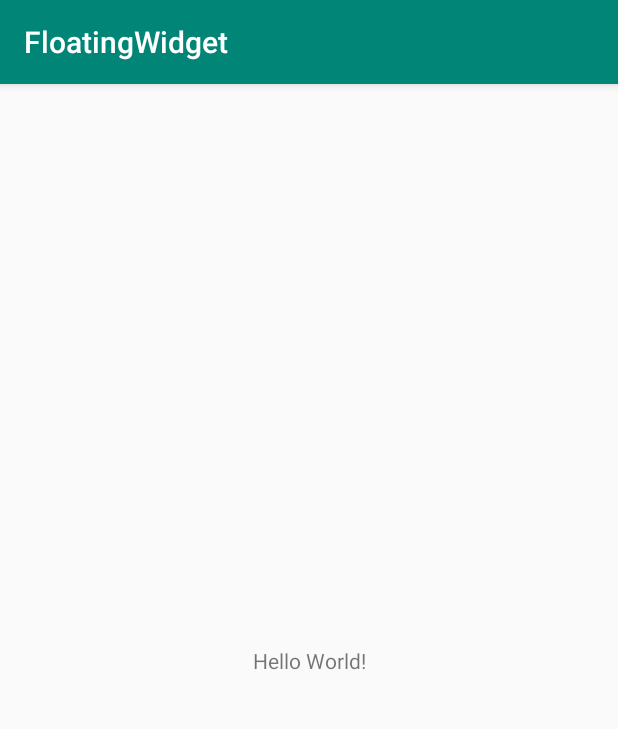
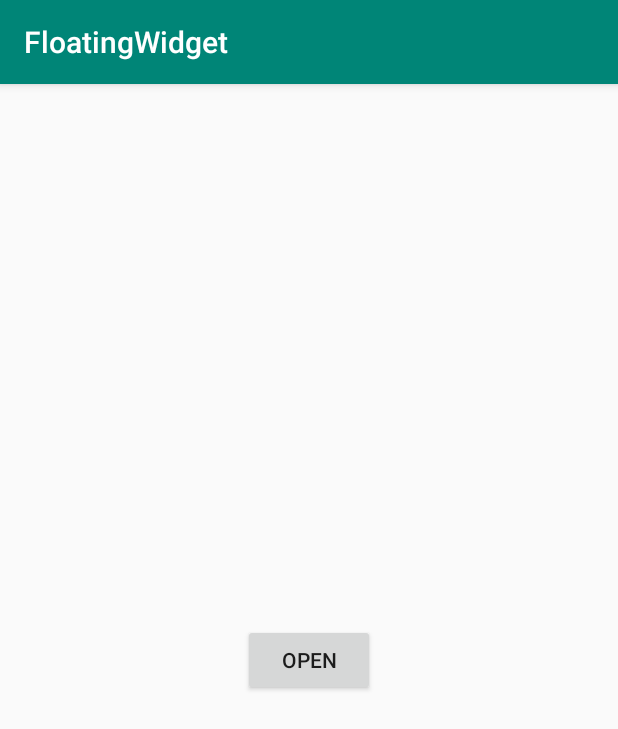
Before and after one commit to Mustufa786/FloatingWidget, an Android app: the screen it shows after launch (MainActivity), on a phone screen of 412 x 824 dp. Shown: the top 729 px of the screen. Run offline under Robolectric (Android 15) with nearby library versions, the phone set to English and light mode, and no system bars.

Commit message:
feature done

```diff
--- a/app/src/main/java/com/codixlab/floatingwidget/MainActivity.java
+++ b/app/src/main/java/com/codixlab/floatingwidget/MainActivity.java
@@ -1,13 +1,67 @@
 package com.codixlab.floatingwidget;
 
+import android.content.Intent;
+import android.net.Uri;
+import android.os.Build;
+import android.provider.Settings;
+import android.support.annotation.Nullable;
 import android.support.v7.app.AppCompatActivity;
 import android.os.Bundle;
+import android.view.View;
+import android.widget.Button;
+import android.widget.Toast;
 
 public class MainActivity extends AppCompatActivity {
+
+
+    public static final int CODE_DRAW_OVER = 1;
 
     @Override
     protected void onCreate(Bundle savedInstanceState) {
         super.onCreate(savedInstanceState);
         setContentView(R.layout.activity_main);
+
+        if(Build.VERSION.SDK_INT >= Build.VERSION_CODES.M && !Settings.canDrawOverlays(this)){
+            Intent intent = new Intent(Settings.ACTION_MANAGE_OVERLAY_PERMISSION,
+                    Uri.parse("package:" + getPackageName()));
+            startActivityForResult(intent,CODE_DRAW_OVER);
+
+        }else{
+            initView();
+        }
+    }
+
+    private void initView() {
+
+
+        Button open= findViewById(R.id.openWidget);
+        open.setOnClickListener(new View.OnClickListener() {
+            @Override
+            public void onClick(View v) {
+
+                startService(new Intent(MainActivity.this,FloatingService.class));
+                finish();
+            }
+        });
+
+    }
+
+    @Override
+    protected void onActivityResult(int requestCode, int resultCode, @Nullable Intent data) {
+
+
+        if(requestCode == CODE_DRAW_OVER){
+            if(resultCode == RESULT_OK){
+                initView();
+            }else{
+                Toast.makeText(this, "Please allow overlay permission", Toast.LENGTH_SHORT).show();
+                finish();
+            }
+        }else{
+            super.onActivityResult(requestCode, resultCode, data);
+        }
+
+
+
     }
 }
--- a/app/src/main/res/layout/activity_main.xml
+++ b/app/src/main/res/layout/activity_main.xml
@@ -1,5 +1,5 @@
 <?xml version="1.0" encoding="utf-8"?>
-<android.support.constraint.ConstraintLayout
+<RelativeLayout
     xmlns:android="http://schemas.android.com/apk/res/android"
     xmlns:tools="http://schemas.android.com/tools"
     xmlns:app="http://schemas.android.com/apk/res-auto"
@@ -7,13 +7,11 @@
     android:layout_height="match_parent"
     tools:context=".MainActivity">
 
-    <TextView
-        android:layout_width="wrap_content"
-        android:layout_height="wrap_content"
-        android:text="Hello World!"
-        app:layout_constraintBottom_toBottomOf="parent"
-        app:layout_constraintLeft_toLeftOf="parent"
-        app:layout_constraintRight_toRightOf="parent"
-        app:layout_constraintTop_toTopOf="parent" />
+   <Button
+       android:id="@+id/openWidget"
+       android:text="open"
+       android:layout_width="wrap_content"
+       android:layout_height="wrap_content"
+       android:layout_centerInParent="true"/>
 
-</android.support.constraint.ConstraintLayout>
+</RelativeLayout>
--- a/app/src/main/res/layout/layout_floating_widget.xml
+++ b/app/src/main/res/layout/layout_floating_widget.xml
@@ -10,7 +10,7 @@
         android:id="@+id/collapse_layout"
         android:layout_width="wrap_content"
         android:layout_height="wrap_content"
-        android:visibility="gone">
+        android:visibility="visible">
 
         <ImageView
             android:layout_width="60dp"
@@ -31,6 +31,7 @@
 
 
     <LinearLayout
+        android:visibility="gone"
         android:id="@+id/expanded_layout"
         android:layout_width="match_parent"
         android:layout_height="wrap_content"
@@ -53,6 +54,7 @@
                 android:textSize="20sp" />
 
             <ImageButton
+                android:id="@+id/closeBtn"
                 android:layout_width="?attr/actionBarSize"
                 android:layout_height="?attr/actionBarSize"
                 android:layout_alignParentRight="true"
```
Also changed, not shown: app/src/main/java/com/codixlab/floatingwidget/FloatingService.java (+83 -1 lines).
